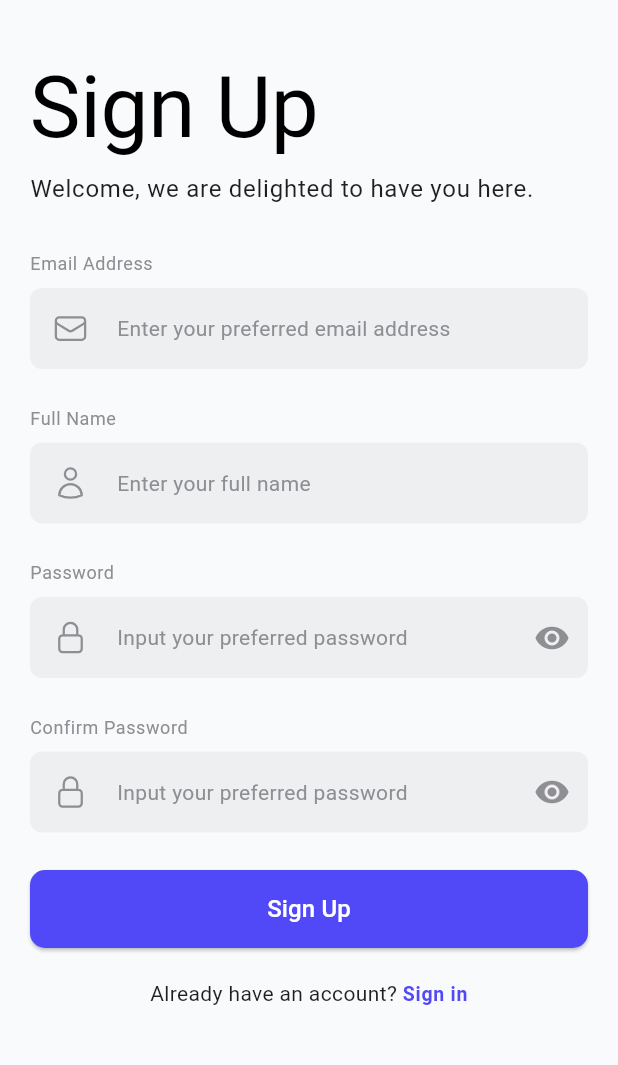
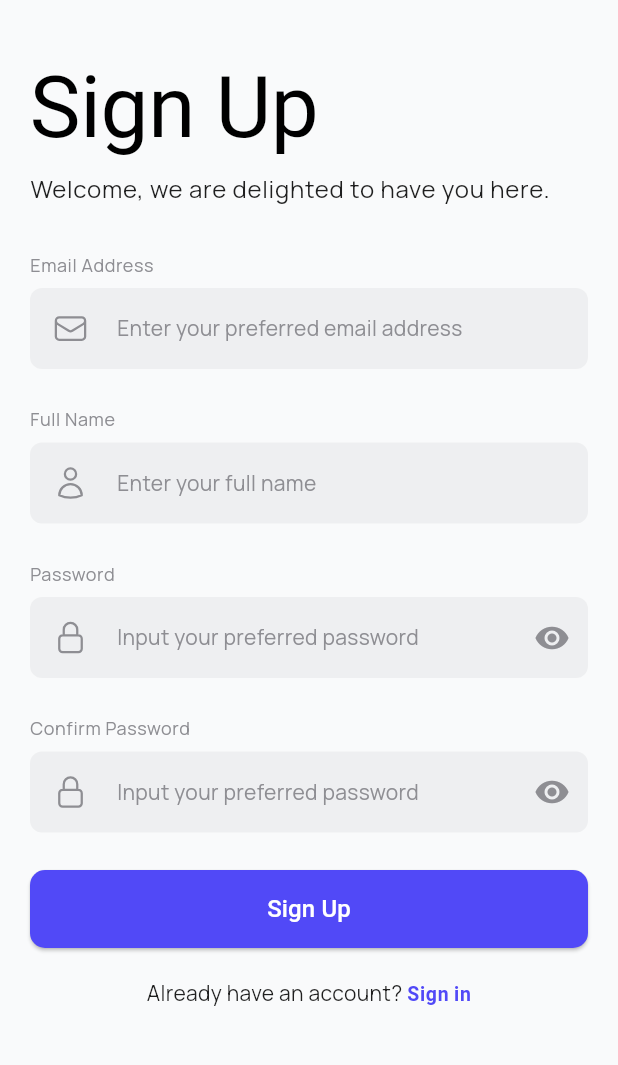
Before and after one commit to Olamidotune/Trading-Ticker, a Flutter app: the screen it shows after launch, on a phone screen of 412 x 824 dp, the part 150-1215 px from its top. Run offline on Flutter 3.47's test engine with Material 3 defaults, Android fonts, the phone set to English and light mode, and no system bars; drawn by our look-alikes of toastification; our stand-ins replace bloc, cached_network_image, cloud_firestore, dio, email_validator, firebase_auth and 17 more; accounts and stored records are empty; generated files the repository leaves out were written again; Roboto replaces fonts that are missing (HelveticaNeueRounded, HelveticaRounded).

Commit message:
feat: added google fonts

```diff
--- a/lib/constants/theme_data.dart
+++ b/lib/constants/theme_data.dart
@@ -1,5 +1,6 @@
 import 'package:cointicker/constants/app_colors.dart';
 import 'package:flutter/material.dart';
+import 'package:google_fonts/google_fonts.dart';
 
 //LIGHT MODE
 final ThemeData lightTheme = ThemeData(
@@ -20,13 +21,15 @@ final ThemeData lightTheme = ThemeData(
       color: AppColors.textColor,
     ),
   ),
-  textTheme: const TextTheme(
-    bodyLarge: TextStyle(color: AppColors.textColor),
-    bodyMedium: TextStyle(color: AppColors.textColor),
-    bodySmall: TextStyle(
+  textTheme: TextTheme(
+    bodyLarge: GoogleFonts.manrope(
+      color: AppColors.textColor,
+    ),
+    bodyMedium: GoogleFonts.manrope(color: AppColors.textColor),
+    bodySmall: GoogleFonts.manrope(
       color: AppColors.greyColor,
     ),
-    displaySmall: TextStyle(color: AppColors.textColor),
+    displaySmall: GoogleFonts.manrope(color: AppColors.textColor),
   ),
   inputDecorationTheme: InputDecorationTheme(
     filled: true,
@@ -67,13 +70,14 @@ final ThemeData darkTheme = ThemeData(
       color: Colors.white,
     ),
   ),
-  textTheme: const TextTheme(
-    bodyLarge: TextStyle(color: Colors.white),
-    bodyMedium: TextStyle(color: AppColors.whiteColor),
-    bodySmall: TextStyle(
+  textTheme: TextTheme(
+    bodyLarge: GoogleFonts.manrope(color: Colors.white),
+    bodyMedium: GoogleFonts.manrope(color: AppColors.whiteColor),
+    bodySmall: GoogleFonts.manrope(
       color: AppColors.whiteColor,
     ),
-    displaySmall: TextStyle(color: AppColors.accentNeon, fontSize: 18),
+    displaySmall:
+        GoogleFonts.manrope(color: AppColors.accentNeon, fontSize: 18),
   ),
   inputDecorationTheme: InputDecorationTheme(
     filled: true,
```
